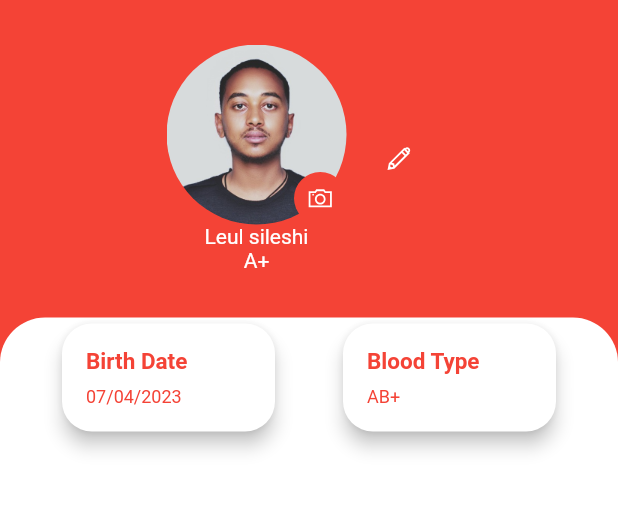
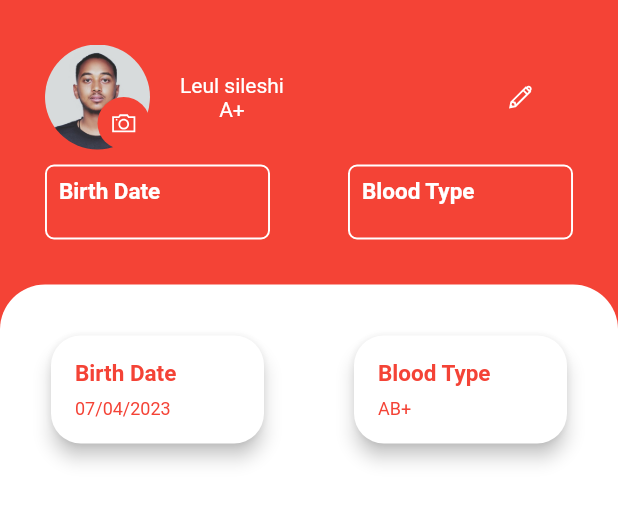
Before and after one commit to Lulusha-XT/Blood_Donation, a Flutter app: the screen it shows after launch, after a tap on the "menu" icon, after a tap on "Profile", on a phone screen of 412 x 824 dp, the part 83-608 px from its top. Run offline on Flutter 3.47's test engine with Material 2 defaults, Android fonts, the phone set to English and light mode, and no system bars; our stand-ins replace carousel_slider, dots_indicator, flutter_riverpod, get, image_picker, line_awesome_flutter and 3 more; missing offline and left inert: api_cache_manager.

Commit message:
Profile Page Updated

```diff
--- a/Frontend/lib/src/features/core/pages/profile/profile_page.dart
+++ b/Frontend/lib/src/features/core/pages/profile/profile_page.dart
@@ -22,16 +22,18 @@ class ProfilePage extends StatelessWidget {
                 decoration: const BoxDecoration(
                   color: cPrimaryColor,
                 ),
-                child: Row(
-                  mainAxisAlignment: MainAxisAlignment.center,
+                child: Column(
                   children: [
-                    Column(
+                    Row(
+                      mainAxisAlignment: MainAxisAlignment.spaceBetween,
+                      children: [
+                        Row(
                           children: [
                             Stack(
                               children: [
                                 SizedBox(
-                              width: 120,
-                              height: 120,
+                                  width: 70,
+                                  height: 70,
                                   child: ClipRRect(
                                     borderRadius: BorderRadius.circular(100),
                                     child: const Image(
@@ -60,7 +62,8 @@ class ProfilePage extends StatelessWidget {
                                         // install image_picker
                                         // import the corresponding library
                                         ImagePicker imagePicker = ImagePicker();
-                                    XFile? file = await imagePicker.pickImage(
+                                        XFile? file =
+                                            await imagePicker.pickImage(
                                                 source: ImageSource.camera);
                                         print("${file?.path}");
                                         if (file == null) return;
@@ -74,13 +77,15 @@ class ProfilePage extends StatelessWidget {
                                 )
                               ],
                             ),
+                            const SizedBox(width: 20),
                             Column(
                               children: const [
                                 Text(
                                   "Leul sileshi",
                                   style: TextStyle(color: Colors.white),
                                 ),
-                            Text("A+", style: TextStyle(color: Colors.white))
+                                Text("A+",
+                                    style: TextStyle(color: Colors.white))
                               ],
                             ),
                           ],
@@ -100,6 +105,73 @@ class ProfilePage extends StatelessWidget {
                         ),
                       ],
                     ),
+                    const SizedBox(height: 10.0),
+                    Row(
+                      mainAxisAlignment: MainAxisAlignment.spaceBetween,
+                      crossAxisAlignment: CrossAxisAlignment.start,
+                      children: [
+                        SizedBox(
+                          width: 150,
+                          height: 50,
+                          child: Container(
+                            decoration: BoxDecoration(
+                              borderRadius: BorderRadius.circular(6.0),
+                              border: Border.all(
+                                color: Colors.white,
+                                width: 1.3,
+                              ),
+                            ),
+                            child: Padding(
+                              padding: const EdgeInsets.all(8),
+                              child: Column(
+                                crossAxisAlignment: CrossAxisAlignment.start,
+                                children: const [
+                                  Text(
+                                    'Birth Date',
+                                    style: TextStyle(
+                                      color: Colors.white,
+                                      fontWeight: FontWeight.bold,
+                                      fontSize: 15,
+                                    ),
+                                  ),
+                                ],
+                              ),
+                            ),
+                          ),
+                        ),
+                        SizedBox(
+                          width: 150,
+                          height: 50,
+                          child: Container(
+                            decoration: BoxDecoration(
+                              borderRadius: BorderRadius.circular(6.0),
+                              border: Border.all(
+                                color: Colors.white,
+                                width: 1.3,
+                              ),
+                            ),
+                            child: Padding(
+                              padding: const EdgeInsets.all(8),
+                              child: Column(
+                                crossAxisAlignment: CrossAxisAlignment.start,
+                                children: const [
+                                  Text(
+                                    'Blood Type',
+                                    style: TextStyle(
+                                      color: Colors.white,
+                                      fontWeight: FontWeight.bold,
+                                      fontSize: 15,
+                                    ),
+                                  ),
+                                ],
+                              ),
+                            ),
+                          ),
+                        ),
+                      ],
+                    ),
+                  ],
+                ),
               ),
               Expanded(
                 child: Container(
@@ -111,8 +183,10 @@ class ProfilePage extends StatelessWidget {
                       topRight: Radius.circular(30),
                     ),
                   ),
+                  child: Container(
+                    padding: const EdgeInsets.all(cDefaultSize),
                     child: Row(
-                      mainAxisAlignment: MainAxisAlignment.spaceEvenly,
+                      mainAxisAlignment: MainAxisAlignment.spaceBetween,
                       crossAxisAlignment: CrossAxisAlignment.start,
                       children: [
                         SizedBox(
@@ -183,7 +257,9 @@ class ProfilePage extends StatelessWidget {
                             ),
                           ),
                         ),
-                      ]),
+                      ],
+                    ),
+                  ),
                 ),
               )
             ],
```
Lines whose indentation alone changed are shown as unchanged.
